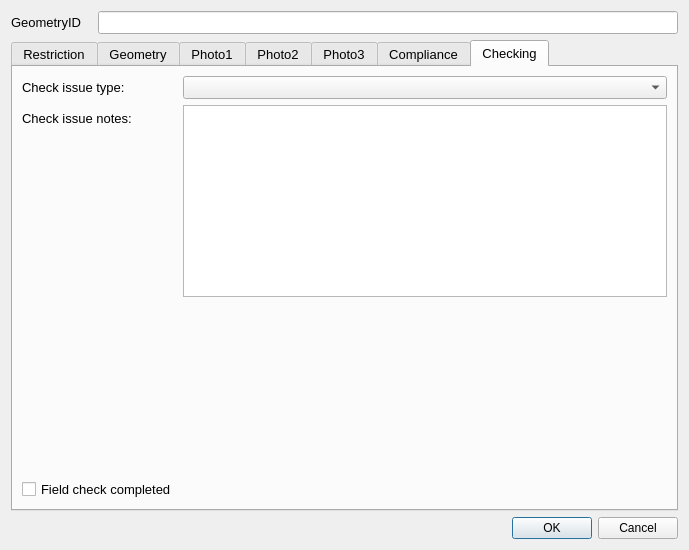
Above: ui/Bays_field.ui from tlh22/demandForm before the change. Below: the same form after it.
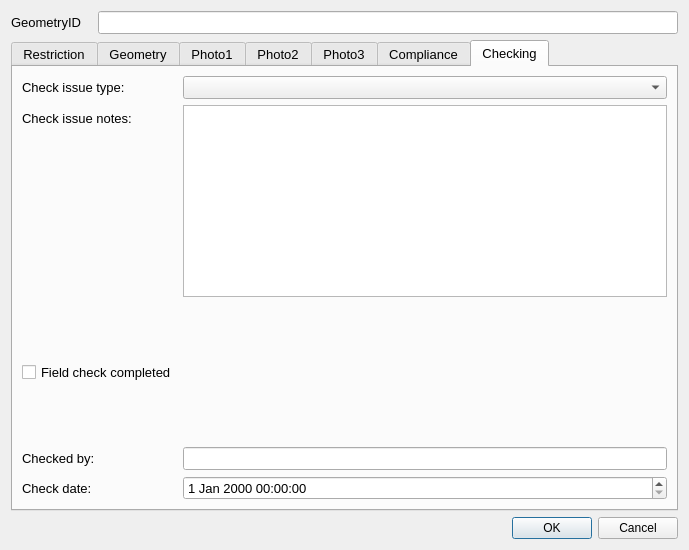
That is the form after the change. The open tabs and pages were chosen to show the change.

```diff
--- a/ui/Bays_field.ui
+++ b/ui/Bays_field.ui
@@ -740,6 +740,39 @@
          </property>
         </spacer>
        </item>
+       <item row="6" column="0">
+        <widget class="QLabel" name="label_11">
+         <property name="text">
+          <string>Checked by:</string>
+         </property>
+        </widget>
+       </item>
+       <item row="5" column="0">
+        <spacer name="verticalSpacer_3">
+         <property name="orientation">
+          <enum>Qt::Vertical</enum>
+         </property>
+         <property name="sizeHint" stdset="0">
+          <size>
+           <width>20</width>
+           <height>10</height>
+          </size>
+         </property>
+        </spacer>
+       </item>
+       <item row="8" column="0">
+        <widget class="QLabel" name="label_12">
+         <property name="text">
+          <string>Check date:</string>
+         </property>
+        </widget>
+       </item>
+       <item row="6" column="1">
+        <widget class="QLineEdit" name="Last_MHTC_Check_UpdatePerson"/>
+       </item>
+       <item row="8" column="1">
+        <widget class="QDateTimeEdit" name="Last_MHTC_Check_UpdateDateTime"/>
+       </item>
       </layout>
      </widget>
     </widget>
```
